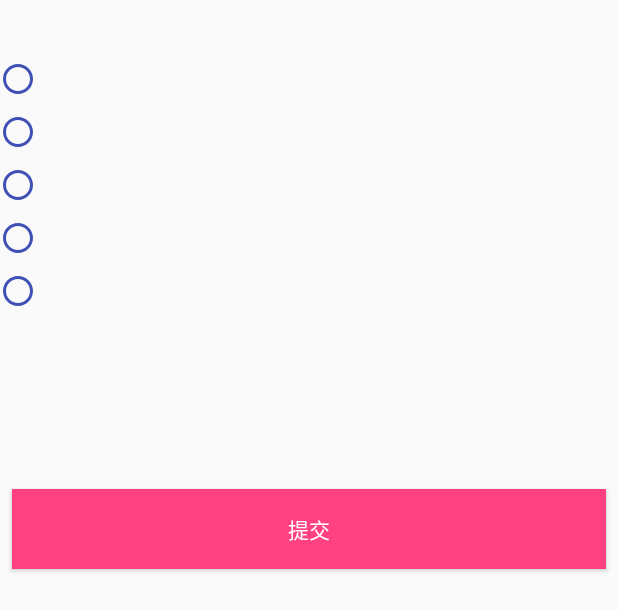
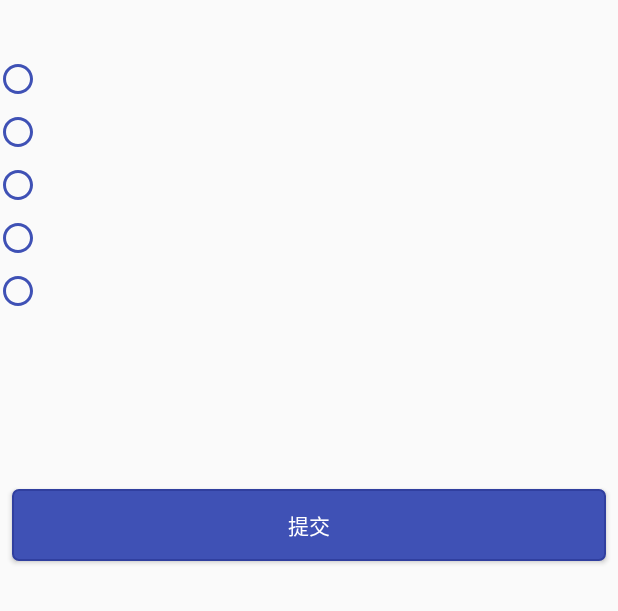
Before and after one commit to jerryzuo0214/Integrated_Examination_Of_Ten_Subjects_WMU, an Android app: the layout queitem.xml on its own in the app's theme, with its tools: preview values and no code run, on a phone screen of 412 x 824 dp. Shown: the top 611 px of the screen. Run offline under Robolectric (Android 15) with nearby library versions, the phone set to English and light mode, and no system bars.

```diff
--- /dev/null
+++ b/app/src/main/res/drawable/bt2.xml
@@ -0,0 +1,5 @@
+<?xml version="1.0" encoding="utf-8"?>
+<selector xmlns:android="http://schemas.android.com/apk/res/android">
+<item android:drawable="@color/colorPrimary" android:state_pressed="false"/>
+    <item android:drawable="@color/colorPrimaryDark" android:state_pressed="true"/>
+</selector>
--- /dev/null
+++ b/app/src/main/res/drawable/button_shape.xml
@@ -0,0 +1,10 @@
+<?xml version="1.0" encoding="utf-8"?>
+<shape xmlns:android="http://schemas.android.com/apk/res/android"
+    android:shape="rectangle">
+    <!--设置背景色-->
+    <solid android:color="@color/colorPrimary"/>
+    <!--设置圆角-->
+    <corners android:radius="4dp"/>
+    <!--设置边框线的宽度和颜色-->
+    <stroke android:width="1dp" android:color="@color/colorPrimaryDark" />
+</shape>
--- a/app/src/main/res/drawable/side_nav_bar.xml
+++ b/app/src/main/res/drawable/side_nav_bar.xml
@@ -2,8 +2,8 @@
     android:shape="rectangle">
     <gradient
         android:angle="135"
-        android:centerColor="#009688"
-        android:endColor="#00695C"
-        android:startColor="#4DB6AC"
+        android:centerColor="#243595"
+        android:endColor="#041B9C"
+        android:startColor="#6374D5"
         android:type="linear" />
 </shape>
--- a/app/src/main/res/layout/queitem.xml
+++ b/app/src/main/res/layout/queitem.xml
@@ -14,30 +14,34 @@
             android:layout_width="match_parent"
             android:layout_height="wrap_content"
             android:padding="8dp" />
+
         <CheckBox
             android:id="@+id/cb_choice1"
-            android:layout_width="wrap_content"
+            android:layout_width="match_parent"
             android:layout_height="wrap_content"
             android:button="@drawable/cb"
             android:padding="8dp"
             android:textColor="@color/colorPrimary" />
+
         <CheckBox
             android:id="@+id/cb_choice2"
-            android:layout_width="wrap_content"
+            android:layout_width="match_parent"
             android:layout_height="wrap_content"
             android:button="@drawable/cb"
             android:padding="8dp"
             android:textColor="@color/colorPrimary" />
+
         <CheckBox
             android:id="@+id/cb_choice3"
-            android:layout_width="wrap_content"
+            android:layout_width="match_parent"
             android:layout_height="wrap_content"
             android:button="@drawable/cb"
             android:padding="8dp"
             android:textColor="@color/colorPrimary" />
+
         <CheckBox
             android:id="@+id/cb_choice4"
-            android:layout_width="wrap_content"
+            android:layout_width="match_parent"
             android:layout_height="wrap_content"
             android:button="@drawable/cb"
             android:padding="8dp"
@@ -45,7 +49,7 @@
 
         <CheckBox
             android:id="@+id/cb_choice5"
-            android:layout_width="wrap_content"
+            android:layout_width="match_parent"
             android:layout_height="wrap_content"
             android:button="@drawable/cb"
             android:padding="8dp"
@@ -76,8 +80,8 @@
             android:layout_width="match_parent"
             android:layout_height="wrap_content"
             android:layout_margin="8dp"
-            android:background="@drawable/bt"
-            android:padding="16dp"
+            android:background="@drawable/button_shape"
+            android:padding="8dp"
             android:text="提交"
             android:textColor="@color/white" />
 
```
Also changed, not shown: app/src/main/java/com/lidan/xiao/danquestion/activity/PracticeActivity.java (+7 -6 lines).
